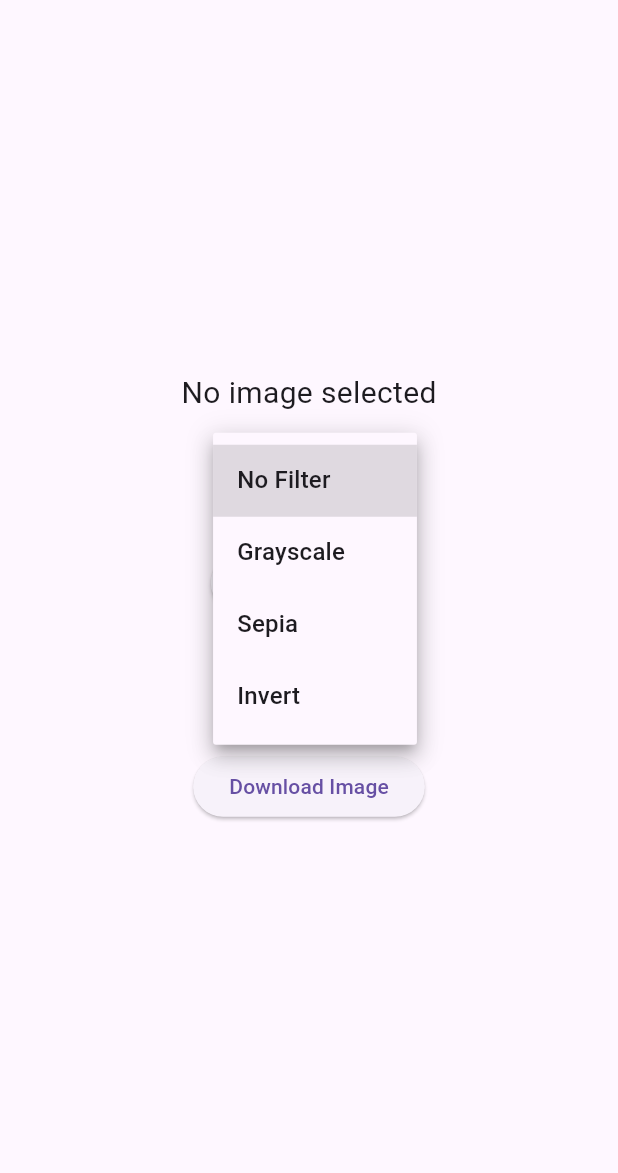
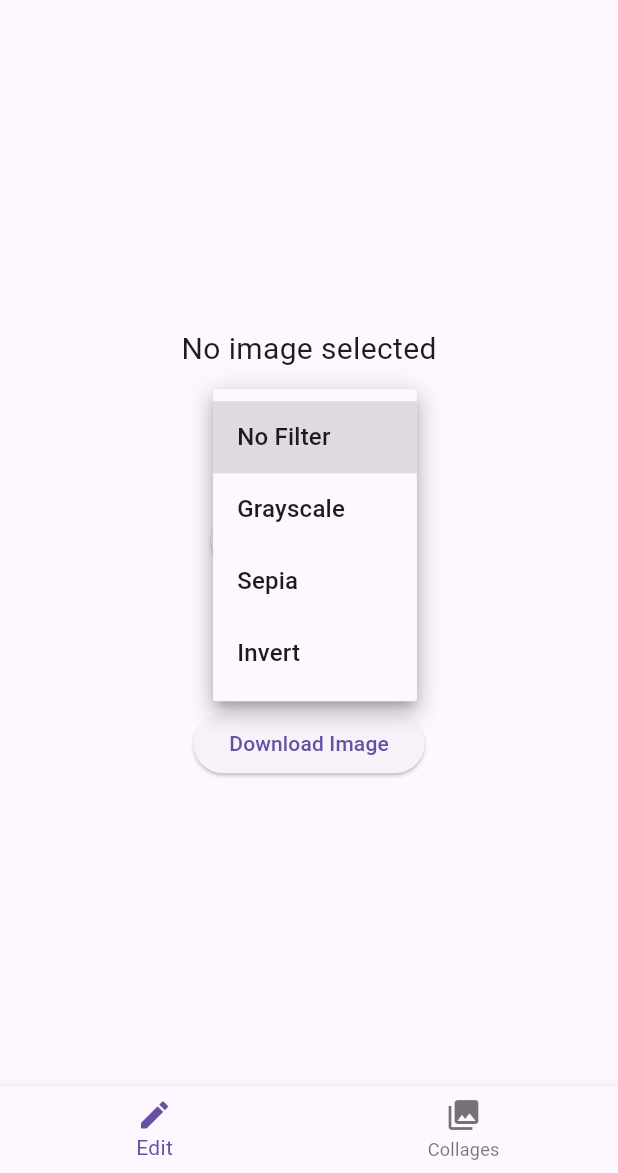
Before and after one commit to codingbagh/photoeditor, a Flutter app: the screen it shows after launch, after a tap on "No Filter", on a phone screen of 412 x 824 dp, the part 63-1236 px from its top. Run offline on Flutter 3.47's test engine with Material 3 defaults, Android fonts, the light colour scheme and no system bars; our stand-ins replace image_gallery_saver, image_picker.

Commit message:
Update main.dart

```diff
--- a/photoeditor/lib/main.dart
+++ b/photoeditor/lib/main.dart
@@ -39,6 +39,20 @@ class _MyHomePageState extends State<MyHomePage> {
   final ImagePicker _picker = ImagePicker();
   List<String> _filters = ['No Filter', 'Grayscale', 'Sepia', 'Invert'];
   String _selectedFilter = 'No Filter';
+  int _currentIndex = 0;
+
+  void _onTabTapped(int index) {
+    if (index == 1) {
+      Navigator.push(
+        context,
+        MaterialPageRoute(builder: (context) => CollagesPage()),
+      );
+    } else {
+      setState(() {
+        _currentIndex = index;
+      });
+    }
+  }
 
   Future<void> _pickImage(ImageSource source) async {
     try {
@@ -141,6 +155,34 @@ class _MyHomePageState extends State<MyHomePage> {
           ],
         ),
       ),
+      bottomNavigationBar: BottomNavigationBar(
+        onTap: _onTabTapped,
+        currentIndex: _currentIndex,
+        items: [
+          BottomNavigationBarItem(
+            icon: Icon(Icons.edit),
+            label: 'Edit',
+          ),
+          BottomNavigationBarItem(
+            icon: Icon(Icons.photo_library),
+            label: 'Collages',
+          ),
+        ],
+      ),
     );
   }
 }
+
+class CollagesPage extends StatelessWidget {
+  @override
+  Widget build(BuildContext context) {
+    return Scaffold(
+      appBar: AppBar(
+        title: Text('Collages'),
+      ),
+      body: Center(
+        child: Text('Collages Page'),
+      ),
+    );
+  }
+}
```
